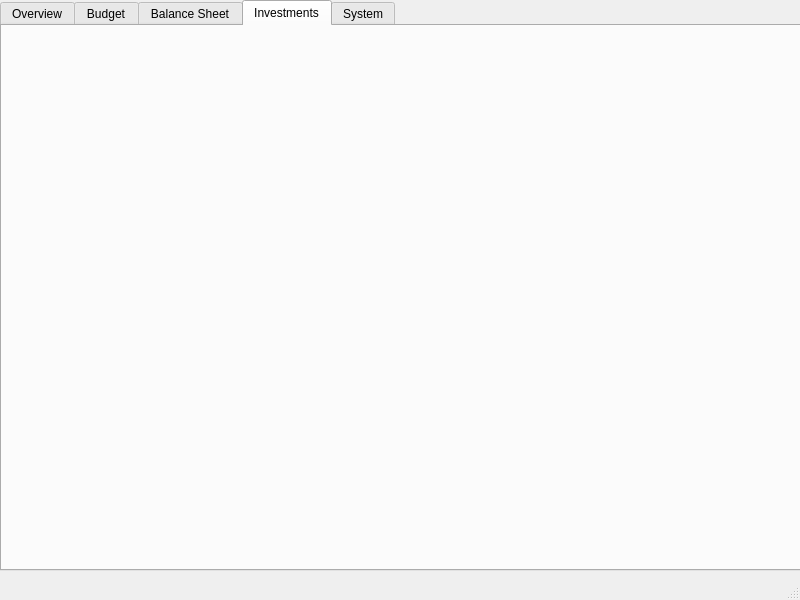
First picture: the form in QTClient/Client/mainwindow.ui, repository ranadewa/WealthManager, before the edit.
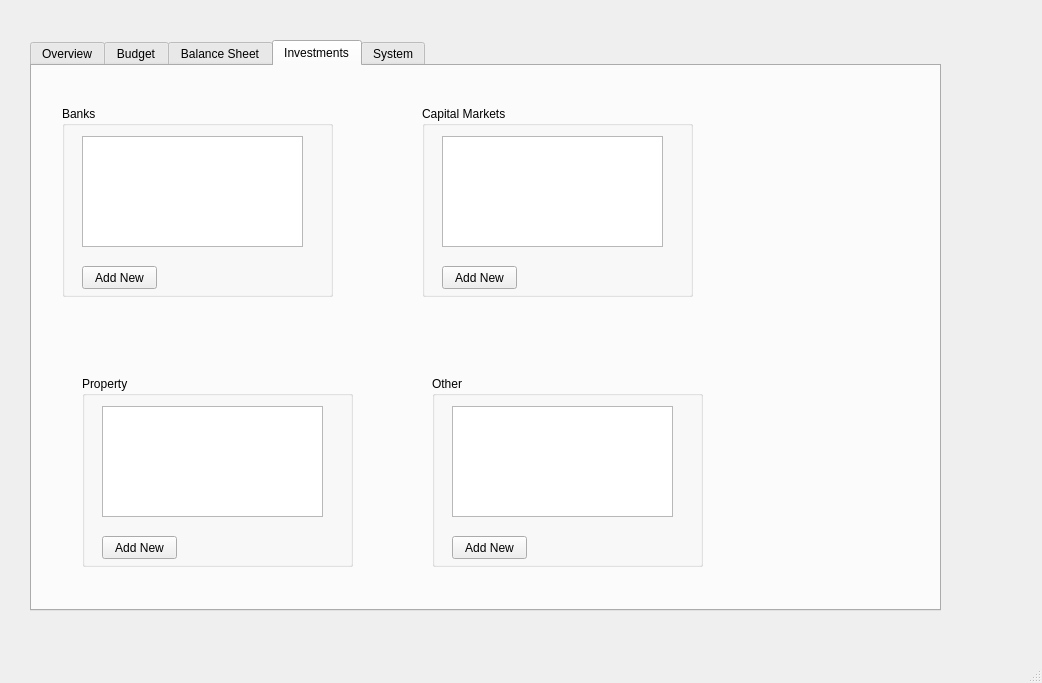
Second picture: the form after the edit. The open tabs and pages were chosen to show the change.

The edit to the form file:
```diff
--- a/QTClient/Client/mainwindow.ui
+++ b/QTClient/Client/mainwindow.ui
@@ -6,8 +6,8 @@
    <rect>
     <x>0</x>
     <y>0</y>
-    <width>800</width>
-    <height>600</height>
+    <width>1042</width>
+    <height>683</height>
    </rect>
   </property>
   <property name="windowTitle">
@@ -17,8 +17,8 @@
    <widget class="QTabWidget" name="mainTabs">
     <property name="geometry">
      <rect>
-      <x>0</x>
-      <y>0</y>
+      <x>30</x>
+      <y>40</y>
       <width>911</width>
       <height>571</height>
      </rect>
@@ -117,6 +117,150 @@
      <attribute name="title">
       <string>Investments</string>
      </attribute>
+     <widget class="QGroupBox" name="groupBox_2">
+      <property name="geometry">
+       <rect>
+        <x>30</x>
+        <y>40</y>
+        <width>271</width>
+        <height>191</height>
+       </rect>
+      </property>
+      <property name="title">
+       <string>Banks</string>
+      </property>
+      <widget class="QTableView" name="banksTable">
+       <property name="geometry">
+        <rect>
+         <x>20</x>
+         <y>30</y>
+         <width>221</width>
+         <height>111</height>
+        </rect>
+       </property>
+      </widget>
+      <widget class="QPushButton" name="addBack">
+       <property name="geometry">
+        <rect>
+         <x>20</x>
+         <y>160</y>
+         <width>75</width>
+         <height>23</height>
+        </rect>
+       </property>
+       <property name="text">
+        <string>Add New</string>
+       </property>
+      </widget>
+     </widget>
+     <widget class="QGroupBox" name="groupBox_4">
+      <property name="geometry">
+       <rect>
+        <x>390</x>
+        <y>40</y>
+        <width>271</width>
+        <height>191</height>
+       </rect>
+      </property>
+      <property name="title">
+       <string>Capital Markets</string>
+      </property>
+      <widget class="QTableView" name="capitalMarketsTable">
+       <property name="geometry">
+        <rect>
+         <x>20</x>
+         <y>30</y>
+         <width>221</width>
+         <height>111</height>
+        </rect>
+       </property>
+      </widget>
+      <widget class="QPushButton" name="addShares">
+       <property name="geometry">
+        <rect>
+         <x>20</x>
+         <y>160</y>
+         <width>75</width>
+         <height>23</height>
+        </rect>
+       </property>
+       <property name="text">
+        <string>Add New</string>
+       </property>
+      </widget>
+     </widget>
+     <widget class="QGroupBox" name="groupBox_5">
+      <property name="geometry">
+       <rect>
+        <x>50</x>
+        <y>310</y>
+        <width>271</width>
+        <height>191</height>
+       </rect>
+      </property>
+      <property name="title">
+       <string>Property</string>
+      </property>
+      <widget class="QTableView" name="propertyTable">
+       <property name="geometry">
+        <rect>
+         <x>20</x>
+         <y>30</y>
+         <width>221</width>
+         <height>111</height>
+        </rect>
+       </property>
+      </widget>
+      <widget class="QPushButton" name="addProperty">
+       <property name="geometry">
+        <rect>
+         <x>20</x>
+         <y>160</y>
+         <width>75</width>
+         <height>23</height>
+        </rect>
+       </property>
+       <property name="text">
+        <string>Add New</string>
+       </property>
+      </widget>
+     </widget>
+     <widget class="QGroupBox" name="groupBox_6">
+      <property name="geometry">
+       <rect>
+        <x>400</x>
+        <y>310</y>
+        <width>271</width>
+        <height>191</height>
+       </rect>
+      </property>
+      <property name="title">
+       <string>Other</string>
+      </property>
+      <widget class="QTableView" name="otherTable">
+       <property name="geometry">
+        <rect>
+         <x>20</x>
+         <y>30</y>
+         <width>221</width>
+         <height>111</height>
+        </rect>
+       </property>
+      </widget>
+      <widget class="QPushButton" name="addOthers">
+       <property name="geometry">
+        <rect>
+         <x>20</x>
+         <y>160</y>
+         <width>75</width>
+         <height>23</height>
+        </rect>
+       </property>
+       <property name="text">
+        <string>Add New</string>
+       </property>
+      </widget>
+     </widget>
     </widget>
     <widget class="QWidget" name="system">
      <attribute name="title">
@@ -170,6 +314,28 @@
      </widget>
     </widget>
    </widget>
+   <widget class="QWidget" name="">
+    <property name="geometry">
+     <rect>
+      <x>0</x>
+      <y>0</y>
+      <width>2</width>
+      <height>2</height>
+     </rect>
+    </property>
+    <layout class="QHBoxLayout" name="horizontalLayout"/>
+   </widget>
+   <widget class="QWidget" name="">
+    <property name="geometry">
+     <rect>
+      <x>0</x>
+      <y>0</y>
+      <width>2</width>
+      <height>2</height>
+     </rect>
+    </property>
+    <layout class="QVBoxLayout" name="verticalLayout_2"/>
+   </widget>
   </widget>
   <widget class="QMenuBar" name="menubar">
    <property name="geometry">
```
Left out of the diff: 6 changed lines with no effect on the pictures.
